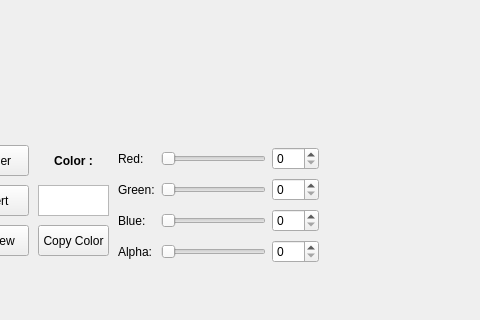
KaiokenBro/Sprite-Editor, file editorwindow.ui: the form before one commit; both pictures show x 132 to 612 and y 385 to 705 of the 800 by 705 pixel window.
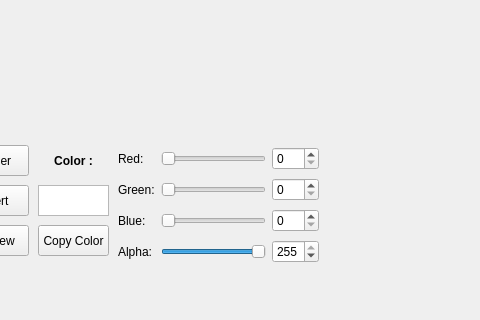
The form after the commit.

Commit message: Added signals and slots for RGBA values, set default value of alpha to 255.

```diff
--- a/editorwindow.ui
+++ b/editorwindow.ui
@@ -200,6 +200,9 @@
        <property name="maximum">
         <number>255</number>
        </property>
+       <property name="value">
+        <number>255</number>
+       </property>
        <property name="orientation">
         <enum>Qt::Orientation::Horizontal</enum>
        </property>
@@ -289,6 +292,9 @@
        <property name="maximum">
         <number>255</number>
        </property>
+       <property name="value">
+        <number>255</number>
+       </property>
       </widget>
      </item>
     </layout>
```
Left out of the diff: 20 changed lines with no effect on the pictures. The commit also changes 2 other files.
